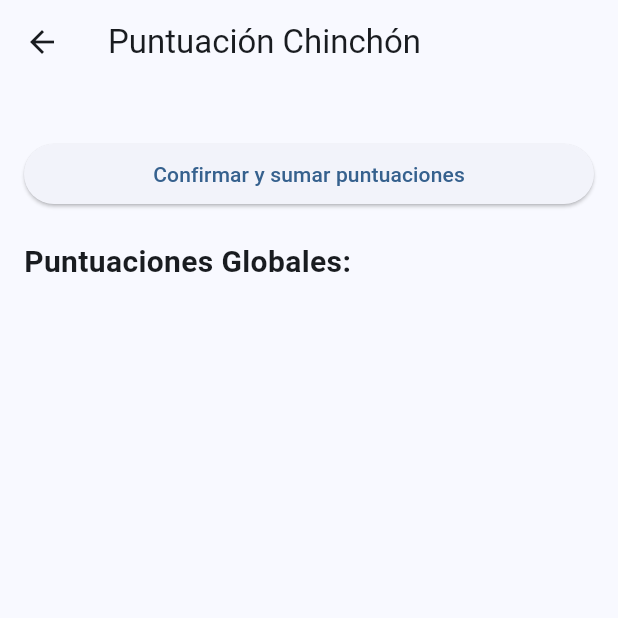
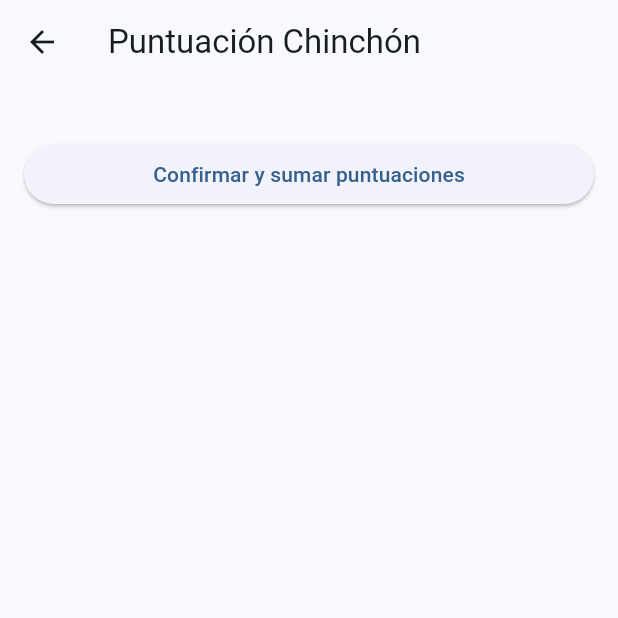
Before and after one commit to velasco10/game_score, a Flutter app: the Chinchon screen opened directly with empty values, on a phone screen of 412 x 824 dp, the top half of it. Run offline on Flutter 3.47's test engine with Material 2 defaults, Android fonts, the phone set to English and light mode, and no system bars.

```diff
--- a/lib/presentations/games/chinchon.dart
+++ b/lib/presentations/games/chinchon.dart
@@ -55,21 +55,22 @@ class _ChinchonState extends State<Chinchon> {
                 child: Row(
                   children: [
                     Expanded(
-                      child: TextFormField(
-                        decoration: InputDecoration(labelText: 'Nombre jugador ${i + 1}'),
-                        initialValue: widget.playerNames[i],
-                        onChanged: (value) {
-                          widget.playerNames[i] = value;
-                        },
+                      child: Text(
+                        widget.playerNames[i],
+                        style: const TextStyle(fontSize: 20),
                       ),
                     ),
-                    const SizedBox(width: 10),
                     Expanded(
                       child: TextField(
                         controller: _scoreInputControllers[i],
                         keyboardType: TextInputType.number,
                         decoration: const InputDecoration(labelText: 'Puntuación'),
                       ),
+                    ),
+                    const SizedBox(width: 10),
+                    Text(
+                      _globalScores[i].toString(),
+                      style: const TextStyle(fontSize: 20),
                     ),
                   ],
                 ),
@@ -79,10 +80,6 @@ class _ChinchonState extends State<Chinchon> {
               onPressed: _confirmScores,
               child: const Text('Confirmar y sumar puntuaciones'),
             ),
-            const SizedBox(height: 20),
-            const Text('Puntuaciones Globales:', style: TextStyle(fontSize: 20, fontWeight: FontWeight.bold)),
-            for (int i = 0; i < _globalScores.length; i++)
-              Text('Jugador ${i + 1}: ${_globalScores[i]}', style: const TextStyle(fontSize: 18)),
           ],
         ),
       ),
```
